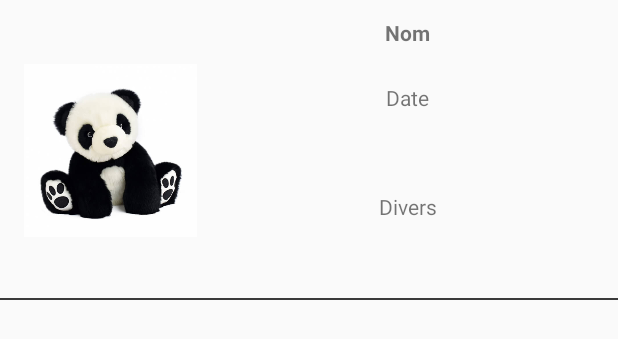
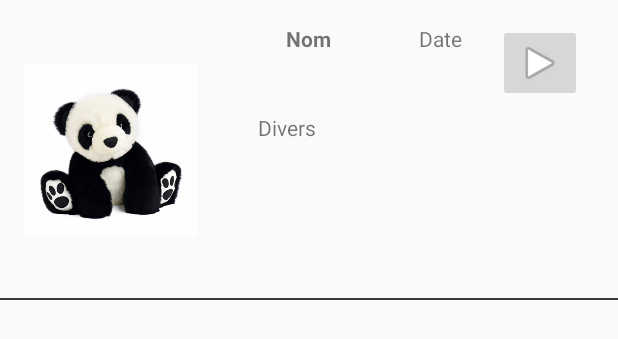
Before and after one commit to wuyuyu/AndroidJava_peluche, an Android app: the layout item_comptine.xml on its own in the app's theme, with its tools: preview values and no code run, on a phone screen of 412 x 824 dp. Shown: the top 339 px of the screen. Run offline under Robolectric (Android 15) with nearby library versions, the light colour scheme and no system bars.

Commit message:
recyclerView + à propos

```diff
--- a/androidJava_peluche/app/src/main/java/com/yuyuan/androidjava_peluche/MainActivity.java
+++ b/androidJava_peluche/app/src/main/java/com/yuyuan/androidjava_peluche/MainActivity.java
@@ -92,6 +92,7 @@ public class MainActivity extends AppCompatActivity {
     }
     private void goToApropos() {
         final Intent intentApropos = new Intent(this,AproposActivity.class);
+        intentApropos.putExtra("TextViewVersion","V.1.2.3");
         startActivity(intentApropos);
     }
 }
--- a/androidJava_peluche/app/src/main/res/layout/item_comptine.xml
+++ b/androidJava_peluche/app/src/main/res/layout/item_comptine.xml
@@ -4,43 +4,39 @@
     xmlns:tools="http://schemas.android.com/tools"
     android:id="@+id/constraintLayoutItemFilm"
     android:layout_width="match_parent"
-    android:layout_height="200dp"
-    >
-
-    <TextView
-        android:id="@+id/textViewDivers"
-        android:layout_width="wrap_content"
-        android:layout_height="wrap_content"
-        app:layout_constraintBottom_toBottomOf="parent"
-        app:layout_constraintEnd_toEndOf="@+id/textViewNomComptine"
-        app:layout_constraintHorizontal_bias="0.5"
-        app:layout_constraintStart_toStartOf="@+id/textViewNomComptine"
-        app:layout_constraintTop_toBottomOf="@+id/textViewDate"
-        tools:text="Divers" />
+    android:layout_height="200dp">
 
     <TextView
         android:id="@+id/textViewDate"
         android:layout_width="wrap_content"
         android:layout_height="wrap_content"
-        android:layout_marginTop="24dp"
-        app:layout_constraintEnd_toEndOf="@+id/textViewNomComptine"
+        app:layout_constraintEnd_toStartOf="@+id/imageButtonPlay"
         app:layout_constraintHorizontal_bias="0.5"
-        app:layout_constraintStart_toStartOf="@+id/textViewNomComptine"
-        app:layout_constraintTop_toBottomOf="@+id/textViewNomComptine"
+        app:layout_constraintStart_toEndOf="@+id/textViewNomComptine"
+        app:layout_constraintTop_toTopOf="@+id/textViewNomComptine"
         tools:text="Date" />
 
     <TextView
         android:id="@+id/textViewNomComptine"
-        android:layout_width="219dp"
+        android:layout_width="100dp"
         android:layout_height="wrap_content"
-        android:layout_marginTop="12dp"
         android:gravity="center"
         android:textStyle="bold"
-        app:layout_constraintBottom_toTopOf="@+id/textViewDate"
+        app:layout_constraintEnd_toStartOf="@+id/textViewDate"
+        app:layout_constraintHorizontal_bias="0.5"
+        app:layout_constraintStart_toEndOf="@+id/imageViewComptineImage"
+        app:layout_constraintTop_toTopOf="@+id/imageViewComptineImage"
+        tools:text="Nom" />
+
+    <ImageButton
+        android:id="@+id/imageButtonPlay"
+        android:layout_width="wrap_content"
+        android:layout_height="wrap_content"
         app:layout_constraintEnd_toEndOf="parent"
-        app:layout_constraintStart_toEndOf="@+id/imageViewComptineImage"
-        app:layout_constraintTop_toTopOf="parent"
-        tools:text="Nom" />
+        app:layout_constraintHorizontal_bias="0.5"
+        app:layout_constraintStart_toEndOf="@+id/textViewDate"
+        app:layout_constraintTop_toTopOf="@+id/textViewDate"
+        app:srcCompat="@android:drawable/ic_media_play" />
 
     <ImageView
         android:id="@+id/imageViewComptineImage"
@@ -68,4 +64,14 @@
         app:layout_constraintBottom_toBottomOf="parent"
         app:layout_constraintEnd_toEndOf="parent"
         app:layout_constraintStart_toStartOf="parent" />
+
+    <TextView
+        android:id="@+id/textViewDivers"
+        android:layout_width="200dp"
+        android:layout_height="wrap_content"
+        android:layout_marginTop="40dp"
+        app:layout_constraintEnd_toEndOf="@+id/imageButtonPlay"
+        app:layout_constraintStart_toStartOf="@+id/textViewNomComptine"
+        app:layout_constraintTop_toBottomOf="@+id/textViewDate"
+        tools:text="Divers" />
 </androidx.constraintlayout.widget.ConstraintLayout>
```
Also changed, not shown: androidJava_peluche/app/src/main/java/com/yuyuan/androidjava_peluche/AproposActivity.java (+10 -0 lines), androidJava_peluche/app/src/main/java/com/yuyuan/androidjava_peluche/ComptineAdapter.java (+10 -5 lines), androidJava_peluche/app/src/main/java/com/yuyuan/androidjava_peluche/ComptinesListeActivity.java (+13 -10 lines), androidJava_peluche/app/src/main/res/layout/activity_apropos.xml (+24 -1 lines).
